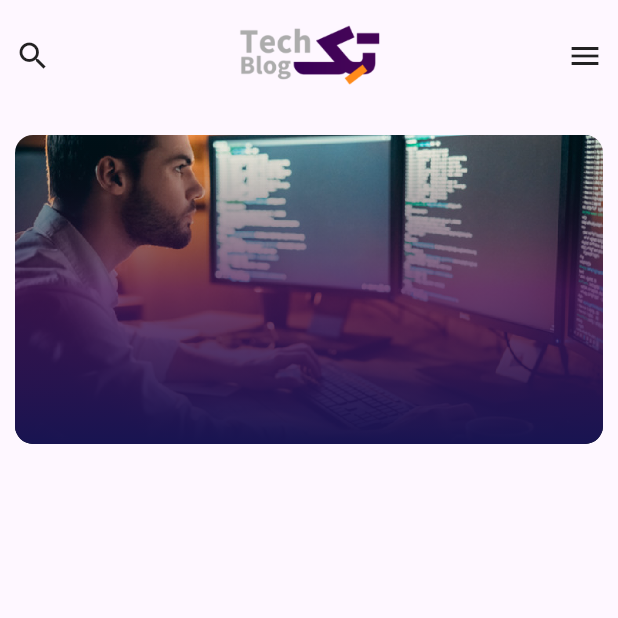
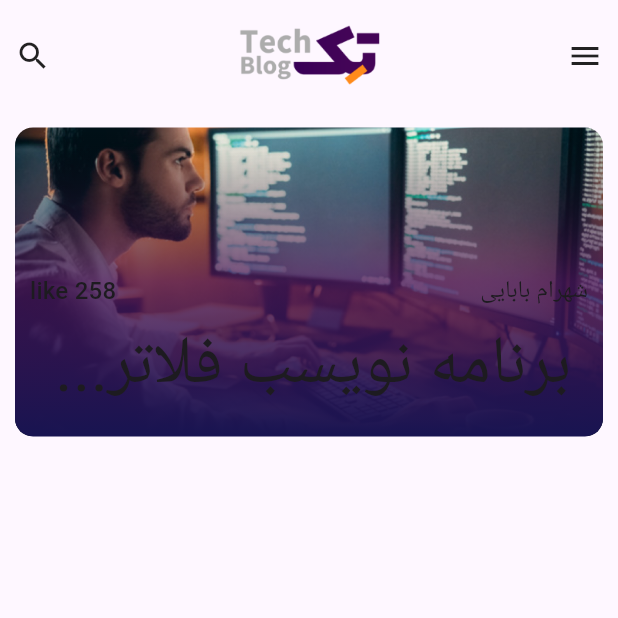
Before and after one commit to shahrambabaei/techBlog, a Flutter app: the screen it shows after launch, on a phone screen of 412 x 824 dp, the top half of it. Run offline on Flutter 3.47's test engine with Material 3 defaults, Android fonts, the phone set to English and light mode, and no system bars; our stand-ins replace flutter_spinkit.

Commit message:
feat:add banner to MainScreen

```diff
--- a/lib/view/main_screen.dart
+++ b/lib/view/main_screen.dart
@@ -13,6 +13,7 @@ class _MainScreenState extends State<MainScreen> {
   @override
   Widget build(BuildContext context) {
     var size = MediaQuery.of(context).size;
+    var textTheme = Theme.of(context).textTheme;
     return SafeArea(
       child: Scaffold(
         body: Center(
@@ -20,13 +21,13 @@ class _MainScreenState extends State<MainScreen> {
           mainAxisAlignment: MainAxisAlignment.start,
           children: [
             Padding(
-              padding: const EdgeInsets.all(10.0),
+              padding: const EdgeInsets.fromLTRB(10, 10, 10, 5),
               child: Row(
                 mainAxisAlignment: MainAxisAlignment.spaceBetween,
                 children: [
-                  Icon(Icons.menu),
+                  const Icon(Icons.menu),
                   Assets.images.logo.image(height: size.height / 15),
-                  Icon(Icons.search)
+                  const Icon(Icons.search)
                 ],
               ),
             ),
@@ -37,23 +38,50 @@ class _MainScreenState extends State<MainScreen> {
               padding: const EdgeInsets.fromLTRB(10, 0, 10, 10),
               child: Stack(
                 children: [
-                  ClipRRect(
-                      borderRadius: BorderRadius.circular(12),
-                      child: Assets.images.banner.image(
-                          fit: BoxFit.cover,
-                          width: size.width,
-                          height: size.height * .25)),
                   Container(
                     width: size.width,
                     height: size.height * .25,
                     decoration: BoxDecoration(
+                        borderRadius: BorderRadius.circular(12),
+                        image: DecorationImage(
+                            fit: BoxFit.cover,
+                            image: AssetImage(Assets.images.banner.path))),
+                    foregroundDecoration: BoxDecoration(
                         borderRadius: BorderRadius.circular(12),
                         gradient: const LinearGradient(
                             begin: Alignment.topCenter,
                             end: Alignment.bottomCenter,
                             colors: GradientColors.homePosterCoverGradiant)),
                   ),
-
+                  Positioned(
+                      bottom: 20,
+                      right: 10,
+                      left: 10,
+                      child: Column(
+                        crossAxisAlignment: CrossAxisAlignment.start,
+                        children: [
+                          Row(
+                            mainAxisAlignment: MainAxisAlignment.spaceBetween,
+                            children: [
+                              Text(
+                                "شهرام بابایی",
+                                style: textTheme.titleMedium,
+                              ),
+                              Text(
+                                "like 258",
+                                style: textTheme.titleMedium,
+                              ),
+                            ],
+                          ),
+                          const SizedBox(
+                            height: 10,
+                          ),
+                          Text(
+                            " برنامه نویسب فلاتر...",
+                            style: textTheme.displayMedium,
+                          )
+                        ],
+                      ))
                 ],
               ),
             )
```
